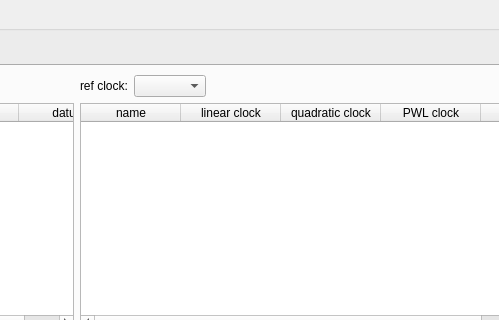
Above: Widgets/solverwidget.ui from TUW-VieVS/VieSchedppGUI before the change; both pictures show x 216 to 715 and y 0 to 320 of the 828 by 625 pixel window. Below: the same form after it.
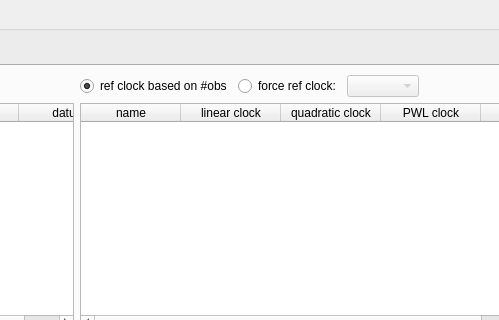
That is the form after the change. Icons and pictures are not drawn.

Commit message: optional reference clock

Patch:
```diff
--- a/Widgets/solverwidget.ui
+++ b/Widgets/solverwidget.ui
@@ -406,14 +406,28 @@
                <item>
                 <layout class="QHBoxLayout" name="horizontalLayout_4">
                  <item>
-                  <widget class="QLabel" name="label_2">
+                  <widget class="QRadioButton" name="radioButton_obs_based_ref_clock">
                    <property name="text">
-                    <string>ref clock:</string>
+                    <string>ref clock based on #obs</string>
                    </property>
+                   <property name="checked">
+                    <bool>true</bool>
+                   </property>
                   </widget>
                  </item>
                  <item>
-                  <widget class="QComboBox" name="comboBox_ref_clock"/>
+                  <widget class="QRadioButton" name="radioButton_force_ref_clock">
+                   <property name="text">
+                    <string>force ref clock:</string>
+                   </property>
+                  </widget>
+                 </item>
+                 <item>
+                  <widget class="QComboBox" name="comboBox_ref_clock">
+                   <property name="enabled">
+                    <bool>false</bool>
+                   </property>
+                  </widget>
                  </item>
                  <item>
                   <spacer name="horizontalSpacer_4">
```
Left out of the diff: 96 changed lines with no effect on the pictures. The commit also changes 2 other files.
